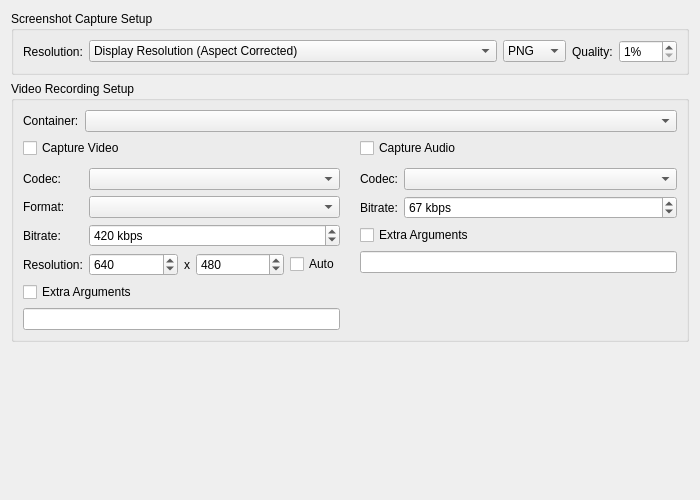
Above: pcsx2-qt/Settings/GraphicsMediaCaptureSettingsTab.ui from PCSX2/pcsx2 before the change. Below: the same form after it.
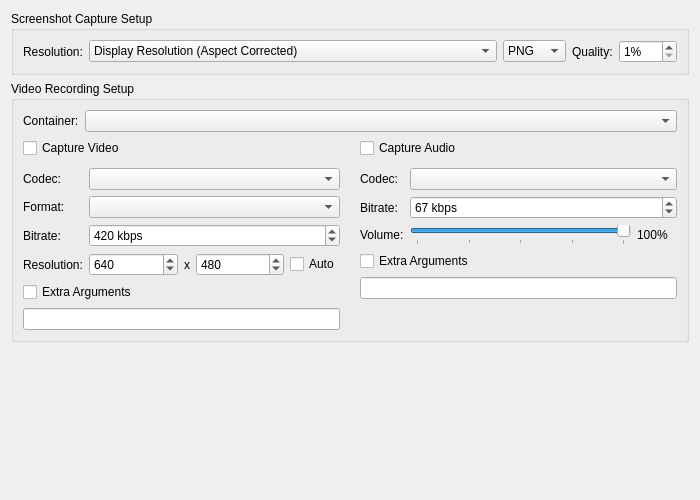
That is the form after the change.

Commit message: Qt: Add audio capture volume setting

What changed in the file:
```diff
--- a/pcsx2-qt/Settings/GraphicsMediaCaptureSettingsTab.ui
+++ b/pcsx2-qt/Settings/GraphicsMediaCaptureSettingsTab.ui
@@ -191,14 +191,63 @@
              </property>
             </widget>
            </item>
-           <item row="2" column="0" colspan="2">
-            <widget class="QCheckBox" name="enableAudioCaptureArguments">
+           <item row="2" column="0">
+            <widget class="QLabel" name="audioCaptureVolumeLabel">
              <property name="text">
-              <string>Extra Arguments</string>
+              <string>Volume:</string>
+             </property>
+             <property name="buddy">
+              <cstring>audioCaptureVolume</cstring>
              </property>
             </widget>
            </item>
+           <item row="2" column="1">
+            <layout class="QHBoxLayout" name="audioCaptureVolumeLayout" stretch="1,0">
+             <item>
+              <widget class="QSlider" name="audioCaptureVolume">
+               <property name="orientation">
+                <enum>Qt::Orientation::Horizontal</enum>
+               </property>
+               <property name="minimum">
+                <number>0</number>
+               </property>
+               <property name="maximum">
+                <number>100</number>
+               </property>
+               <property name="value">
+                <number>100</number>
+               </property>
+               <property name="tickPosition">
+                <enum>QSlider::TickPosition::TicksBelow</enum>
+               </property>
+               <property name="tickInterval">
+                <number>25</number>
+               </property>
+              </widget>
+             </item>
+             <item>
+              <widget class="QLabel" name="audioCaptureVolumeValue">
+               <property name="text">
+                <string>100%</string>
+               </property>
+               <property name="minimumSize">
+                <size>
+                 <width>40</width>
+                 <height>0</height>
+                </size>
+               </property>
+              </widget>
+             </item>
+            </layout>
+           </item>
            <item row="3" column="0" colspan="2">
+            <widget class="QCheckBox" name="enableAudioCaptureArguments">
+             <property name="text">
+              <string>Extra Arguments</string>
+             </property>
+            </widget>
+           </item>
+           <item row="4" column="0" colspan="2">
             <widget class="QLineEdit" name="audioCaptureArguments"/>
            </item>
           </layout>
```
Left out of the diff: 1 changed line with no effect on the pictures. The commit also changes 3 other files.
